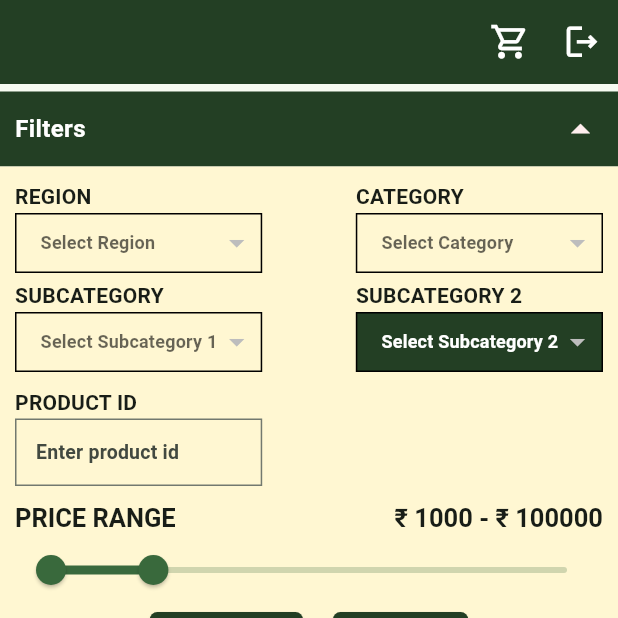
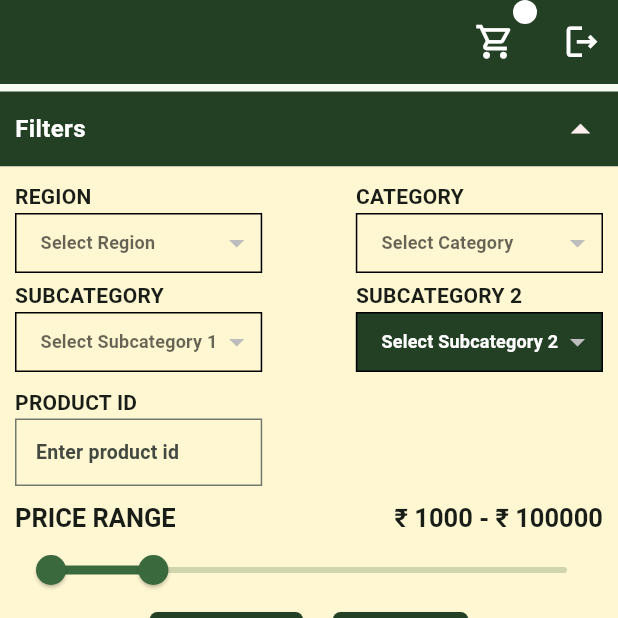
Before and after one commit to Faizan4599/Mebel_Resller, a Flutter app: the LandUi screen opened directly, after a tap on the "arrow drop down" icon, on a phone screen of 412 x 824 dp, the top half of it. Run offline on Flutter 3.47's test engine with Material 3 defaults, Android fonts, the phone set to English and light mode, and no system bars; our stand-ins replace bloc, flutter_bloc, fluttertoast, shared_preferences; accounts and stored records are empty; network calls fail.

Commit message:
cart screen add and remove functionality is pending and also cart count not update every time

```diff
--- a/lib/features/landscreen/bloc/land_bloc.dart
+++ b/lib/features/landscreen/bloc/land_bloc.dart
@@ -6,6 +6,7 @@ import 'package:flutter/services.dart';
 import 'package:meta/meta.dart';
 import 'package:reseller_app/common/failed_data_model.dart';
 import 'package:reseller_app/constant/constant.dart';
+import 'package:reseller_app/features/landscreen/model/get_cart_count_data_model.dart';
 import 'package:reseller_app/features/landscreen/model/get_categories_data_model.dart';
 import 'package:reseller_app/features/landscreen/model/get_product_data_model.dart';
 import 'package:reseller_app/features/landscreen/model/get_products_data_model.dart';
@@ -31,6 +32,7 @@ class LandBloc extends Bloc<LandEvent, LandState> {
   List<GetRegionsDataModel> regionList = <GetRegionsDataModel>[];
   List<FailedCommonDataModel> failedList = <FailedCommonDataModel>[];
   List<GetProductsDataModel> productsList = <GetProductsDataModel>[];
+  List<GetCartCountDataModel> countList = <GetCartCountDataModel>[];
   bool show = false;
   List<String> selectedData = [];
   List<SampleDataModel> perticularData = [];
@@ -53,6 +55,8 @@ class LandBloc extends Bloc<LandEvent, LandState> {
     on<LandLogoutEvent>(landLogoutEvent);
     on<LandSearchDataEvent>(landSearchDataEvent);
     on<LandClearDataEvent>(landClearDataEvent);
+    on<LandNavigateToCartEvent>(landNavigateToCartEvent);
+    on<LandCartCountEvent>(landCartCountEvent);
   }
 
   String sortDropdownValue = '';
@@ -435,7 +439,6 @@ class LandBloc extends Bloc<LandEvent, LandState> {
             matchesProduct;
       },
     ).toList();
-
     print(">>>Filter>>> ${filteredData.map(
       (e) => e.product_id,
     )}");
@@ -448,4 +451,43 @@ class LandBloc extends Bloc<LandEvent, LandState> {
     event.list.clear();
     emit(LandClearDataState(value: event.value, list: event.list));
   }
+
+  FutureOr<void> landNavigateToCartEvent(
+      LandNavigateToCartEvent event, Emitter<LandState> emit) {
+    emit(LandNavigateToCartState());
+  }
+
+  FutureOr<void> landCartCountEvent(
+      LandCartCountEvent event, Emitter<LandState> emit) async {
+    try {
+      Map<String, String> cartCountParameter = {
+        "access_token1": Constant.access_token1,
+        "access_token2": Constant.access_token2,
+        "access_token3": Constant.access_token3,
+        "user_id": PreferenceUtils.getString(UserData.id.name)
+      };
+      var response = await APIRepository()
+          .getCommonMethodAPI(cartCountParameter, APIUrls.getCartCount);
+      if (response is Success) {
+        countList.clear();
+        if (response.response is List<GetCartCountDataModel>) {
+          countList = response.response as List<GetCartCountDataModel>;
+        } else if (response.response is GetCartCountDataModel) {
+          countList.add(response.response as GetCartCountDataModel);
+        }
+        event.data?.addAll(countList);
+
+        emit(LandCartCountState(data: event.data));
+      } else if (response is Failed) {
+        failedList = response.response as List<FailedCommonDataModel>;
+        emit(LandErrorState(message: failedList.first.message.toString()));
+      } else if (response is Failure) {
+        emit(LandErrorState(message: response.errorResponse.toString()));
+      } else {
+        emit(LandErrorState(message: "An error occurred"));
+      }
+    } catch (e) {
+      emit(LandErrorState(message: "Error occurred ${e.toString()}"));
+    }
+  }
 }
--- a/lib/features/landscreen/bloc/land_event.dart
+++ b/lib/features/landscreen/bloc/land_event.dart
@@ -97,6 +97,13 @@ class LandNavigateToQuoteEvent extends LandEvent {
   LandNavigateToQuoteEvent({required this.productId});
 }
 
+class LandNavigateToCartEvent extends LandEvent {}
+
+class LandCartCountEvent extends LandEvent {
+  List<GetCartCountDataModel>? data;
+  LandCartCountEvent({required this.data});
+}
+
 class LandClearDataEvent extends LandEvent {
   String value;
   List<dynamic> list;
--- a/lib/features/landscreen/bloc/land_state.dart
+++ b/lib/features/landscreen/bloc/land_state.dart
@@ -105,6 +105,13 @@ class LandNavigateToQuoteState extends LandState {
   LandNavigateToQuoteState({required this.productData});
 }
 
+class LandCartCountState extends LandState {
+ List<GetCartCountDataModel>? data;
+  LandCartCountState({required this.data});
+}
+
+class LandNavigateToCartState extends LandActionState {}
+
 class LandClearDataState extends LandState {
   String? value;
   List<dynamic> list;
--- /dev/null
+++ b/lib/features/landscreen/model/get_cart_count_data_model.dart
@@ -0,0 +1,10 @@
+class GetCartCountDataModel {
+  String? cart_count;
+  GetCartCountDataModel({required this.cart_count});
+
+  factory GetCartCountDataModel.fromJson(Map<String, dynamic> json) {
+    return GetCartCountDataModel(
+      cart_count: json["cart_count"],
+    );
+  }
+}
--- a/lib/features/landscreen/ui/landui.dart
+++ b/lib/features/landscreen/ui/landui.dart
@@ -3,6 +3,7 @@ import 'package:flutter/services.dart';
 import 'package:flutter/widgets.dart';
 import 'package:flutter_bloc/flutter_bloc.dart';
 import 'package:reseller_app/constant/constant.dart';
+import 'package:reseller_app/features/cart/ui/cart_ui.dart';
 import 'package:reseller_app/features/landscreen/bloc/land_bloc.dart';
 import 'package:reseller_app/features/login/ui/login_ui.dart';
 import 'package:reseller_app/features/Product/ui/product_ui.dart';
@@ -19,6 +20,7 @@ class LandUi extends StatelessWidget {
             LandCategoryDropDownEvent(categoryDropDownValue: '', items: []));
         _landBloc
             .add(LandRegionDropDownEvent(regionDropDownValue: '', items: []));
+        _landBloc.add(LandCartCountEvent(data: []));
         // _landBloc.add(LandSubcategoryDropDownEvent(
         //     subCategoryDropDownValue: '', items: [], category_id: ''));
         // _landBloc.add(LandSubcategory2DropDownEvent(
@@ -39,13 +41,60 @@ class LandUi extends StatelessWidget {
           PreferenceUtils.getString(UserData.name.name),
           style: const TextStyle(color: CommonColors.planeWhite),
         ),
-        backgroundColor: CommonColors.primary,
+        // backgroundColor: CommonColors.primary,
         actions: [
-          IconButton(
-            onPressed: () {},
-            icon: Icon(Icons.shopping_cart_outlined),
-            iconSize: 27,
-            color: CommonColors.planeWhite,
+          Badge(
+            // alignment: Alignment.topLeft,
+            backgroundColor: CommonColors.planeWhite,
+            label: BlocProvider.value(
+            value: _landBloc,
+
+              child: BlocBuilder<LandBloc, LandState>(
+                bloc: _landBloc,
+                buildWhen: (previous, current) => current is LandCartCountState,
+                builder: (context, state) {
+                  print("CNCNC State ${state}");
+                  if (state is LandCartCountState) {
+                    return Text(
+                      state.data!.first.cart_count.toString(),
+                      style:
+                          const TextStyle(fontSize: 11, color: CommonColors.primary),
+                    );
+                  } else {
+                    return const Text(
+                      "",
+                      style:
+                          TextStyle(fontSize: 11, color: CommonColors.primary),
+                    );
+                  }
+                },
+              ),
+            ),
+            child: BlocListener<LandBloc, LandState>(
+              bloc: _landBloc,
+              listenWhen: (previous, current) =>
+                  current is LandNavigateToCartState,
+              listener: (context, state) {
+                if (state is LandNavigateToCartState) {
+                  Navigator.push(
+                      context,
+                      MaterialPageRoute(
+                        builder: (context) => CartUi(cartItems: []),
+                      ));
+                }
+              },
+              child: IconButton(
+                onPressed: () {
+                  _landBloc.add(LandNavigateToCartEvent());
+                },
+                icon: Icon(Icons.shopping_cart_outlined),
+                iconSize: 27,
+                color: CommonColors.planeWhite,
+              ),
+            ),
+          ),
+          SizedBox(
+            width: 10,
           ),
           BlocListener<LandBloc, LandState>(
             bloc: _landBloc,
@@ -599,6 +648,7 @@ class LandUi extends StatelessWidget {
                                 ? state.data
                                 : (state as LandSearchDataState).filteredData;
                         return BlocListener<LandBloc, LandState>(
+
                           bloc: _landBloc,
                           listenWhen: (previous, current) =>
                               current is LandNavigateToQuoteState,
--- a/lib/repo/api_repository.dart
+++ b/lib/repo/api_repository.dart
@@ -8,6 +8,7 @@ import 'package:reseller_app/constant/constant.dart';
 import 'package:reseller_app/features/Product/model/product_data_model.dart';
 import 'package:reseller_app/features/cart/model/cart_common_data_model.dart';
 import 'package:reseller_app/features/cart/model/get_cart_details_model.dart';
+import 'package:reseller_app/features/landscreen/model/get_cart_count_data_model.dart';
 import 'package:reseller_app/features/landscreen/model/get_categories_data_model.dart';
 import 'package:reseller_app/features/landscreen/model/get_product_data_model.dart';
 import 'package:reseller_app/features/landscreen/model/get_products_data_model.dart';
@@ -196,6 +197,20 @@ class APIRepository {
                     outerResponse.data as Map<String, dynamic>);
               }
               return Success(code: APICode.SUCCESS, response: responseData);
+            // =====
+            case APIUrls.getCartCount:
+              if (outerResponse.data is List) {
+                responseData = (outerResponse.data as List<dynamic>)
+                    .map(
+                      (e) => GetCartCountDataModel.fromJson(
+                          e as Map<String, dynamic>),
+                    )
+                    .toList();
+              } else if (outerResponse.data is Map) {
+                responseData = GetCartCountDataModel.fromJson(
+                    outerResponse.data as Map<String, dynamic>);
+              }
+              return Success(code: APICode.SUCCESS, response: responseData);
             default:
               return ApiResponseModel(
                 outerReponse: outerResponse,
--- a/lib/repo/api_urls.dart
+++ b/lib/repo/api_urls.dart
@@ -10,4 +10,5 @@ class APIUrls {
   static const String getCartDetails = "getCartDetails";
   static const String getUpdateCart = "updateCart";
   static const String getRemoveFromCart = "removeFromCart";
+  static const String getCartCount = "getCartCount";
 }
```
